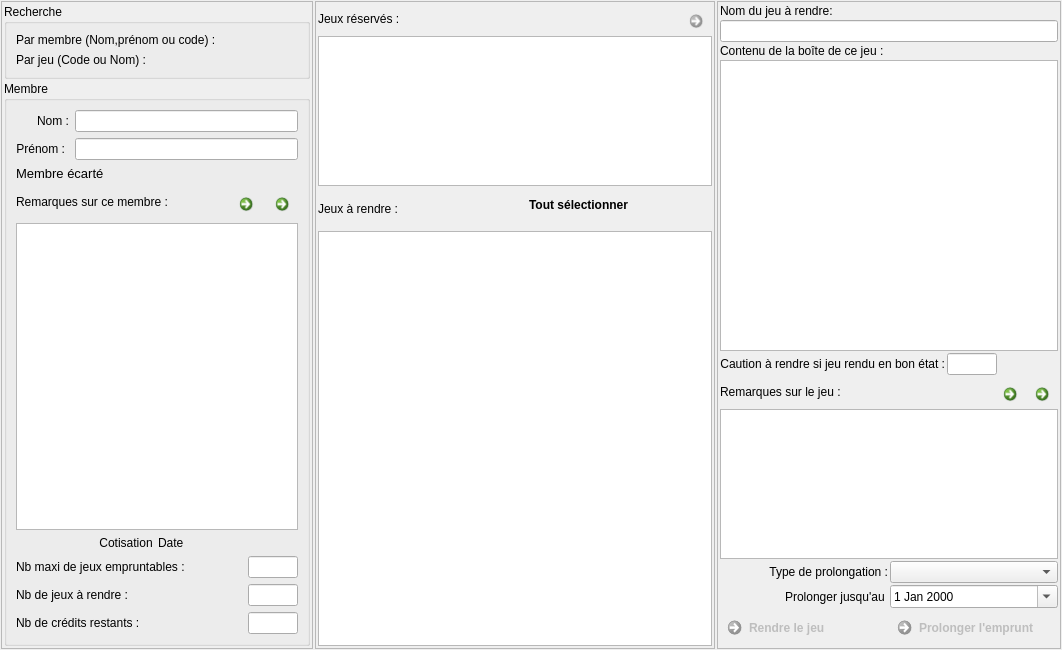
This is f_retour.ui in nivhg/ludopen as Qt 5 draws it before an edit. The edited form follows.
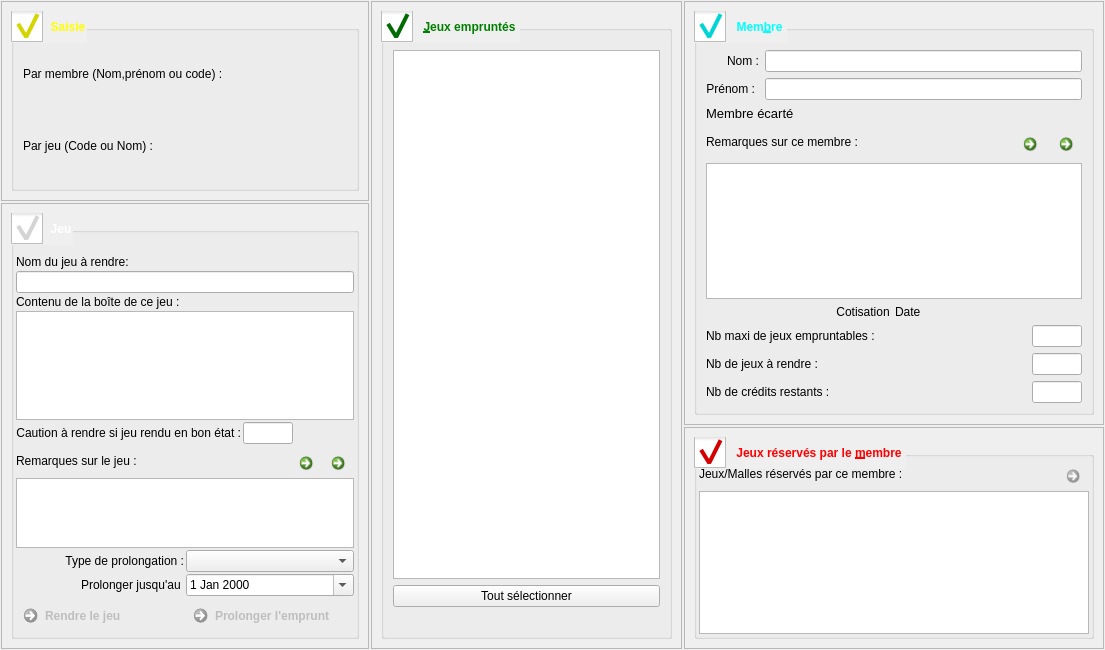
This is the edited form. Icons and pictures are not drawn.

The edit to the form file:
```diff
--- a/f_retour.ui
+++ b/f_retour.ui
@@ -6,7 +6,7 @@
    <rect>
     <x>0</x>
     <y>0</y>
-    <width>1062</width>
+    <width>1105</width>
     <height>650</height>
    </rect>
   </property>
@@ -29,21 +29,46 @@
    <property name="spacing">
     <number>2</number>
    </property>
-   <item row="0" column="0" rowspan="4">
-    <widget class="QFrame" name="frame_7">
-     <property name="maximumSize">
-      <size>
-       <width>400</width>
-       <height>16777215</height>
-      </size>
-     </property>
+   <item row="2" column="3">
+    <widget class="QFrame" name="frame">
      <property name="frameShape">
       <enum>QFrame::StyledPanel</enum>
      </property>
      <property name="frameShadow">
-      <enum>QFrame::Sunken</enum>
+      <enum>QFrame::Raised</enum>
      </property>
      <layout class="QGridLayout" name="gridLayout">
+      <item row="0" column="0">
+       <widget class="QGroupBox" name="groupBox_5">
+        <property name="minimumSize">
+         <size>
+          <width>400</width>
+          <height>0</height>
+         </size>
+        </property>
+        <property name="font">
+         <font>
+          <weight>75</weight>
+          <bold>true</bold>
+         </font>
+        </property>
+        <property name="styleSheet">
+         <string notr="true">QGroupBox  {color: red;}
+QGroupBox::indicator {
+    width: 32px;
+    height: 32px;
+}
+QGroupBox::indicator:checked {
+    image: url(:/Reservations.png);
+}</string>
+        </property>
+        <property name="title">
+         <string>Jeux réservés par le &amp;membre</string>
+        </property>
+        <property name="checkable">
+         <bool>true</bool>
+        </property>
+        <layout class="QGridLayout" name="gridLayout_4" rowstretch="0,0,0,0,0,0,0,0,0,0,0,0,0,0,0,0,0,0">
       <property name="leftMargin">
        <number>2</number>
       </property>
@@ -59,49 +84,202 @@
       <property name="spacing">
        <number>2</number>
       </property>
-      <item row="0" column="0">
-       <widget class="QGroupBox" name="groupBox">
-        <property name="minimumSize">
+         <item row="4" column="1">
+          <widget class="QTreeView" name="Tv_JeuxReserve">
+           <property name="maximumSize">
+            <size>
+             <width>16777215</width>
+             <height>150</height>
+            </size>
+           </property>
+          </widget>
+         </item>
+         <item row="2" column="1" rowspan="2">
+          <layout class="QHBoxLayout" name="horizontalLayout_5">
+           <item>
+            <widget class="QLabel" name="label">
+             <property name="text">
+              <string>Jeux/Malles réservés par ce membre :</string>
+             </property>
+            </widget>
+           </item>
+           <item>
+            <widget class="QCommandLinkButton" name="bt_SuppReservation">
+             <property name="enabled">
+              <bool>false</bool>
+             </property>
+             <property name="maximumSize">
+              <size>
+               <width>30</width>
+               <height>30</height>
+              </size>
+             </property>
+             <property name="text">
+              <string/>
+             </property>
+             <property name="icon">
+              <iconset resource="ImagesIcones.qrc">
+               <normaloff>:/Supprimer.png</normaloff>:/Supprimer.png</iconset>
+             </property>
+             <property name="iconSize">
+              <size>
+               <width>15</width>
+               <height>15</height>
+              </size>
+             </property>
+            </widget>
+           </item>
+          </layout>
+         </item>
+        </layout>
+       </widget>
+      </item>
+     </layout>
+    </widget>
+   </item>
+   <item row="0" column="2" rowspan="3">
+    <widget class="QFrame" name="frame_5">
+     <property name="frameShape">
+      <enum>QFrame::StyledPanel</enum>
+     </property>
+     <property name="frameShadow">
+      <enum>QFrame::Raised</enum>
+     </property>
+     <layout class="QGridLayout" name="gridLayout_11">
+      <item row="0" column="1">
+       <widget class="QGroupBox" name="groupBox_3">
+        <property name="font">
+         <font>
+          <weight>75</weight>
+          <bold>true</bold>
+         </font>
+        </property>
+        <property name="styleSheet">
+         <string notr="true">QGroupBox  {color: green;}
+QGroupBox::indicator {
+    width: 32px;
+    height: 32px;
+}
+QGroupBox::indicator:checked {
+    image: url(:/Download.png);
+}</string>
+        </property>
+        <property name="title">
+         <string>&amp;Jeux empruntés</string>
+        </property>
+        <property name="checkable">
+         <bool>true</bool>
+        </property>
+        <layout class="QGridLayout" name="gridLayout_7">
+         <item row="2" column="1">
+          <widget class="QPushButton" name="Bt_ToutSelectionner">
+           <property name="font">
+            <font>
+             <weight>50</weight>
+             <bold>false</bold>
+            </font>
+           </property>
+           <property name="text">
+            <string>Tout sélectionner</string>
+           </property>
+           <property name="iconSize">
          <size>
           <width>0</width>
           <height>0</height>
          </size>
         </property>
-        <property name="title">
-         <string>Recherche</string>
-        </property>
-        <layout class="QGridLayout" name="gridLayout_5">
-         <item row="0" column="0">
-          <widget class="QLabel" name="Lb_CodeMembre">
+          </widget>
+         </item>
+         <item row="3" column="1">
+          <widget class="QLabel" name="Lb_AmendeAPayer">
+           <property name="font">
+            <font>
+             <weight>75</weight>
+             <bold>true</bold>
+            </font>
+           </property>
            <property name="text">
-            <string>Par membre (Nom,prénom ou code) :</string>
+            <string/>
            </property>
+           <property name="alignment">
+            <set>Qt::AlignRight|Qt::AlignTrailing|Qt::AlignVCenter</set>
+           </property>
           </widget>
          </item>
-         <item row="4" column="0">
-          <layout class="QHBoxLayout" name="Hlay11"/>
-         </item>
-         <item row="5" column="0">
-          <widget class="QLabel" name="Lb_CodeJeu">
-           <property name="text">
-            <string>Par jeu (Code ou Nom) :</string>
+         <item row="1" column="1">
+          <widget class="QTreeView" name="Tv_JeuxEmprunte">
+           <property name="editTriggers">
+            <set>QAbstractItemView::NoEditTriggers</set>
            </property>
           </widget>
          </item>
-         <item row="6" column="0">
-          <layout class="QHBoxLayout" name="HLay9"/>
+         <item row="0" column="1">
+          <spacer name="verticalSpacer">
+           <property name="orientation">
+            <enum>Qt::Vertical</enum>
+           </property>
+           <property name="sizeType">
+            <enum>QSizePolicy::Minimum</enum>
+           </property>
+           <property name="sizeHint" stdset="0">
+            <size>
+             <width>20</width>
+             <height>10</height>
+            </size>
+           </property>
+          </spacer>
          </item>
         </layout>
        </widget>
       </item>
-      <item row="1" column="0">
+     </layout>
+    </widget>
+   </item>
+   <item row="0" column="3" rowspan="2">
+    <widget class="QFrame" name="frame_3">
+     <property name="frameShape">
+      <enum>QFrame::StyledPanel</enum>
+     </property>
+     <property name="frameShadow">
+      <enum>QFrame::Raised</enum>
+     </property>
+     <layout class="QGridLayout" name="gridLayout_9">
+      <item row="0" column="1">
        <widget class="QGroupBox" name="groupBox_2">
+        <property name="enabled">
+         <bool>true</bool>
+        </property>
+        <property name="font">
+         <font>
+          <weight>75</weight>
+          <bold>true</bold>
+         </font>
+        </property>
+        <property name="styleSheet">
+         <string notr="true">QGroupBox  {color: cyan;}
+QGroupBox::indicator {
+    width: 32px;
+    height: 32px;
+}
+QGroupBox::indicator:checked {
+    image: url(:/Adherent_info.png);
+}</string>
+        </property>
         <property name="title">
-         <string>Membre</string>
+         <string>Mem&amp;bre</string>
+        </property>
+        <property name="checkable">
+         <bool>true</bool>
+        </property>
+        <property name="checked">
+         <bool>true</bool>
         </property>
         <layout class="QGridLayout" name="gridLayout_6">
          <item row="0" column="0">
           <layout class="QFormLayout" name="formLayout">
+           <property name="topMargin">
+            <number>10</number>
+           </property>
            <item row="7" column="0" colspan="2">
             <layout class="QHBoxLayout" name="HLay">
              <property name="spacing">
@@ -109,6 +287,12 @@
              </property>
              <item>
               <widget class="QLabel" name="Lb_JeuxMax">
+               <property name="font">
+                <font>
+                 <weight>50</weight>
+                 <bold>false</bold>
+                </font>
+               </property>
                <property name="text">
                 <string>Nb maxi de jeux empruntables :</string>
                </property>
@@ -119,12 +303,21 @@
              </item>
              <item>
               <widget class="QLineEdit" name="LE_JeuxMaxARemplir">
+               <property name="enabled">
+                <bool>true</bool>
+               </property>
                <property name="maximumSize">
                 <size>
                  <width>50</width>
                  <height>16777215</height>
                 </size>
                </property>
+               <property name="font">
+                <font>
+                 <weight>50</weight>
+                 <bold>false</bold>
+                </font>
+               </property>
                <property name="readOnly">
                 <bool>true</bool>
                </property>
@@ -139,6 +332,12 @@
              </property>
              <item>
               <widget class="QLabel" name="Lb_NbreJeuxRendre">
+               <property name="font">
+                <font>
+                 <weight>50</weight>
+                 <bold>false</bold>
+                </font>
+               </property>
                <property name="text">
                 <string>Nb de jeux à rendre :</string>
                </property>
@@ -163,6 +362,12 @@
             <layout class="QHBoxLayout" name="HLay2">
              <item>
               <widget class="QLabel" name="Lb_Credit">
+               <property name="font">
+                <font>
+                 <weight>50</weight>
+                 <bold>false</bold>
+                </font>
+               </property>
                <property name="text">
                 <string>Nb de crédits restants :</string>
                </property>
@@ -194,6 +399,12 @@
                <height>0</height>
               </size>
              </property>
+             <property name="font">
+              <font>
+               <weight>50</weight>
+               <bold>false</bold>
+              </font>
+             </property>
              <property name="text">
               <string>Nom :</string>
              </property>
@@ -204,6 +415,9 @@
            </item>
            <item row="0" column="1">
             <widget class="QLineEdit" name="LE_NomARemplir">
+             <property name="enabled">
+              <bool>true</bool>
+             </property>
              <property name="readOnly">
               <bool>true</bool>
              </property>
@@ -218,6 +432,12 @@
            </item>
            <item row="1" column="0">
             <widget class="QLabel" name="Lb_Prenom">
+             <property name="font">
+              <font>
+               <weight>50</weight>
+               <bold>false</bold>
+              </font>
+             </property>
              <property name="text">
               <string>Prénom :</string>
              </property>
@@ -231,6 +451,8 @@
              <property name="font">
               <font>
                <pointsize>10</pointsize>
+               <weight>50</weight>
+               <bold>false</bold>
               </font>
              </property>
              <property name="text">
@@ -242,6 +464,12 @@
             <layout class="QHBoxLayout" name="horizontalLayout">
              <item>
               <widget class="QLabel" name="Lb_Remarques">
+               <property name="font">
+                <font>
+                 <weight>50</weight>
+                 <bold>false</bold>
+                </font>
+               </property>
                <property name="text">
                 <string>Remarques sur ce membre :</string>
                </property>
@@ -333,6 +561,12 @@
                  <height>40</height>
                 </size>
                </property>
+               <property name="font">
+                <font>
+                 <weight>50</weight>
+                 <bold>false</bold>
+                </font>
+               </property>
                <property name="text">
                 <string>Cotisation </string>
                </property>
@@ -355,6 +589,12 @@
                  <height>40</height>
                 </size>
                </property>
+               <property name="font">
+                <font>
+                 <weight>50</weight>
+                 <bold>false</bold>
+                </font>
+               </property>
                <property name="text">
                 <string>Date</string>
                </property>
@@ -370,140 +610,119 @@
      </layout>
     </widget>
    </item>
-   <item row="0" column="1" rowspan="4">
-    <widget class="QFrame" name="frame_5">
+   <item row="0" column="0">
+    <widget class="QFrame" name="frame_2">
      <property name="minimumSize">
       <size>
-       <width>400</width>
-       <height>0</height>
-      </size>
-     </property>
-     <property name="frameShape">
-      <enum>QFrame::StyledPanel</enum>
-     </property>
-     <property name="frameShadow">
-      <enum>QFrame::Sunken</enum>
-     </property>
-     <layout class="QGridLayout" name="gridLayout_4" rowstretch="0,0,0,0,0,0,0,0,0,0,0,0,0,0,0,0,0,0">
-      <property name="leftMargin">
-       <number>2</number>
-      </property>
-      <property name="topMargin">
-       <number>2</number>
-      </property>
-      <property name="rightMargin">
-       <number>2</number>
-      </property>
-      <property name="bottomMargin">
-       <number>2</number>
-      </property>
-      <property name="spacing">
-       <number>2</number>
-      </property>
-      <item row="15" column="0" rowspan="2" colspan="2">
-       <layout class="QHBoxLayout" name="horizontalLayout_8">
-        <item>
-         <widget class="QLabel" name="Lb_JeuxARendre">
-          <property name="text">
-           <string>Jeux à rendre :</string>
-          </property>
-         </widget>
-        </item>
-        <item>
-         <widget class="QCommandLinkButton" name="Bt_ToutSelectionner">
-          <property name="text">
-           <string>Tout sélectionner</string>
-          </property>
-          <property name="iconSize">
-           <size>
             <width>0</width>
             <height>0</height>
            </size>
           </property>
-         </widget>
-        </item>
-       </layout>
-      </item>
-      <item row="12" column="0" colspan="2">
-       <widget class="QTableView" name="TbV_JeuxReserve">
         <property name="maximumSize">
          <size>
           <width>16777215</width>
-          <height>150</height>
-         </size>
-        </property>
-       </widget>
-      </item>
-      <item row="16" column="1">
-       <widget class="QLabel" name="Lb_AmendeAPayer">
+       <height>200</height>
+      </size>
+     </property>
+     <property name="frameShape">
+      <enum>QFrame::StyledPanel</enum>
+     </property>
+     <property name="frameShadow">
+      <enum>QFrame::Raised</enum>
+     </property>
+     <layout class="QGridLayout" name="gridLayout_8">
+      <item row="0" column="0">
+       <widget class="QGroupBox" name="groupBox">
+        <property name="minimumSize">
+         <size>
+          <width>0</width>
+          <height>0</height>
+         </size>
+        </property>
         <property name="font">
          <font>
           <weight>75</weight>
           <bold>true</bold>
          </font>
         </property>
-        <property name="text">
-         <string/>
+        <property name="styleSheet">
+         <string notr="true">QGroupBox  {color: yellow;}
+QGroupBox::indicator {
+    width: 32px;
+    height: 32px;
+}
+QGroupBox::indicator:checked {
+    image: url(:/Postit.png);
+}</string>
         </property>
-        <property name="alignment">
-         <set>Qt::AlignRight|Qt::AlignTrailing|Qt::AlignVCenter</set>
+        <property name="title">
+         <string>Saisie</string>
         </property>
-       </widget>
-      </item>
-      <item row="11" column="0" colspan="2">
-       <layout class="QHBoxLayout" name="horizontalLayout_5">
-        <item>
-         <widget class="QLabel" name="Lb_JeuxReserves">
+        <property name="checkable">
+         <bool>true</bool>
+        </property>
+        <property name="checked">
+         <bool>true</bool>
+        </property>
+        <layout class="QGridLayout" name="gridLayout_5">
+         <item row="0" column="0">
+          <widget class="QLabel" name="Lb_CodeMembre">
           <property name="text">
-           <string>Jeux réservés :</string>
+            <string>Par membre (Nom,prénom ou code) :</string>
           </property>
          </widget>
         </item>
-        <item>
-         <widget class="QCommandLinkButton" name="bt_SuppReservation">
-          <property name="enabled">
-           <bool>false</bool>
-          </property>
-          <property name="maximumSize">
-           <size>
-            <width>30</width>
-            <height>30</height>
-           </size>
-          </property>
+         <item row="4" column="0">
+          <layout class="QHBoxLayout" name="Hlay11"/>
+         </item>
+         <item row="6" column="0">
+          <layout class="QHBoxLayout" name="HLay9"/>
+         </item>
+         <item row="5" column="0">
+          <widget class="QLabel" name="Lb_CodeJeu">
           <property name="text">
-           <string/>
-          </property>
-          <property name="icon">
-           <iconset resource="ImagesIcones.qrc">
-            <normaloff>:/Supprimer.png</normaloff>:/Supprimer.png</iconset>
-          </property>
-          <property name="iconSize">
-           <size>
-            <width>15</width>
-            <height>15</height>
-           </size>
-          </property>
+            <string>Par jeu (Code ou Nom) :</string>
+           </property>
          </widget>
         </item>
        </layout>
-      </item>
-      <item row="17" column="0" colspan="2">
-       <widget class="QTreeView" name="Tv_JeuxEmprunte">
-        <property name="editTriggers">
-         <set>QAbstractItemView::NoEditTriggers</set>
-        </property>
        </widget>
       </item>
      </layout>
     </widget>
    </item>
-   <item row="0" column="2" rowspan="4">
-    <widget class="QFrame" name="frame_6">
+   <item row="1" column="0" rowspan="2">
+    <widget class="QFrame" name="frame_4">
      <property name="frameShape">
       <enum>QFrame::StyledPanel</enum>
      </property>
      <property name="frameShadow">
-      <enum>QFrame::Sunken</enum>
+      <enum>QFrame::Raised</enum>
+     </property>
+     <layout class="QGridLayout" name="gridLayout_10">
+      <item row="0" column="1">
+       <widget class="QGroupBox" name="groupBox_6">
+        <property name="font">
+         <font>
+          <weight>75</weight>
+          <bold>true</bold>
+         </font>
+        </property>
+        <property name="styleSheet">
+         <string notr="true">QGroupBox  {color: white;}
+QGroupBox::indicator {
+    width: 32px;
+    height: 32px;
+}
+QGroupBox::indicator:checked {
+    image: url(:/De_6_faces.png);
+}</string>
+        </property>
+        <property name="title">
+         <string>Jeu</string>
+        </property>
+        <property name="checkable">
+         <bool>true</bool>
      </property>
      <layout class="QGridLayout" name="gridLayout_3">
       <property name="leftMargin">
@@ -521,7 +740,7 @@
       <property name="spacing">
        <number>2</number>
       </property>
-      <item row="15" column="0" colspan="2">
+         <item row="13" column="0" colspan="2">
        <widget class="QCommandLinkButton" name="Bt_RendreJeu">
         <property name="enabled">
          <bool>false</bool>
@@ -544,10 +763,16 @@
         </property>
        </widget>
       </item>
-      <item row="13" column="0" colspan="3">
+         <item row="11" column="0" colspan="3">
        <layout class="QHBoxLayout" name="horizontalLayout_6">
         <item>
          <widget class="QLabel" name="Lb_TypeProlongation">
+             <property name="font">
+              <font>
+               <weight>50</weight>
+               <bold>false</bold>
+              </font>
+             </property>
           <property name="text">
            <string>Type de prolongation :</string>
           </property>
@@ -561,7 +786,7 @@
         </item>
        </layout>
       </item>
-      <item row="15" column="2">
+         <item row="13" column="2">
        <widget class="QCommandLinkButton" name="Bt_Prolonger">
         <property name="enabled">
          <bool>false</bool>
@@ -584,10 +809,16 @@
         </property>
        </widget>
       </item>
-      <item row="14" column="0" colspan="3">
+         <item row="12" column="0" colspan="3">
        <layout class="QHBoxLayout" name="horizontalLayout_4">
         <item>
          <widget class="QLabel" name="Lb_Prolonger">
+             <property name="font">
+              <font>
+               <weight>50</weight>
+               <bold>false</bold>
+              </font>
+             </property>
           <property name="text">
            <string>Prolonger jusqu'au </string>
           </property>
@@ -598,6 +829,12 @@
         </item>
         <item>
          <widget class="QDateEdit" name="DtE_Prolonger">
+             <property name="font">
+              <font>
+               <weight>50</weight>
+               <bold>false</bold>
+              </font>
+             </property>
           <property name="calendarPopup">
            <bool>true</bool>
           </property>
@@ -605,10 +842,16 @@
         </item>
        </layout>
       </item>
-      <item row="10" column="0" colspan="3">
+         <item row="8" column="0" colspan="3">
        <layout class="QHBoxLayout" name="horizontalLayout_3">
         <item>
          <widget class="QLabel" name="Lb_Caution">
+             <property name="font">
+              <font>
+               <weight>50</weight>
+               <bold>false</bold>
+              </font>
+             </property>
           <property name="text">
            <string>Caution à rendre si jeu rendu en bon état :</string>
           </property>
@@ -645,10 +888,19 @@
         </item>
        </layout>
       </item>
-      <item row="2" column="0" colspan="3">
+         <item row="0" column="0" colspan="3">
        <layout class="QVBoxLayout" name="verticalLayout">
+           <property name="topMargin">
+            <number>20</number>
+           </property>
         <item>
          <widget class="QLabel" name="Lb_NomJeu">
+             <property name="font">
+              <font>
+               <weight>50</weight>
+               <bold>false</bold>
+              </font>
+             </property>
           <property name="text">
            <string>Nom du jeu à rendre: </string>
           </property>
@@ -666,7 +918,7 @@
         </item>
        </layout>
       </item>
-      <item row="4" column="0" colspan="3">
+         <item row="2" column="0" colspan="3">
        <widget class="QTextEdit" name="TxE_ContenuBoite">
         <property name="maximumSize">
          <size>
@@ -679,10 +931,16 @@
         </property>
        </widget>
       </item>
-      <item row="11" column="0" colspan="3">
+         <item row="9" column="0" colspan="3">
        <layout class="QHBoxLayout" name="horizontalLayout_2">
         <item>
          <widget class="QLabel" name="Lb_Remarque">
+             <property name="font">
+              <font>
+               <weight>50</weight>
+               <bold>false</bold>
+              </font>
+             </property>
           <property name="text">
            <string>Remarques sur le jeu :</string>
           </property>
@@ -749,7 +1007,7 @@
         </item>
        </layout>
       </item>
-      <item row="12" column="0" colspan="3">
+         <item row="10" column="0" colspan="3">
        <widget class="QTextEdit" name="TxE_RemarquesJeu">
         <property name="maximumSize">
          <size>
@@ -759,11 +1017,20 @@
         </property>
        </widget>
       </item>
-      <item row="3" column="0" colspan="2">
+         <item row="1" column="0" colspan="2">
        <widget class="QLabel" name="Lb_Contenu">
+           <property name="font">
+            <font>
+             <weight>50</weight>
+             <bold>false</bold>
+            </font>
+           </property>
         <property name="text">
          <string>Contenu de la boîte de ce jeu : </string>
         </property>
+          </widget>
+         </item>
+        </layout>
        </widget>
       </item>
      </layout>
```
Lines whose indentation alone changed are shown as unchanged.
